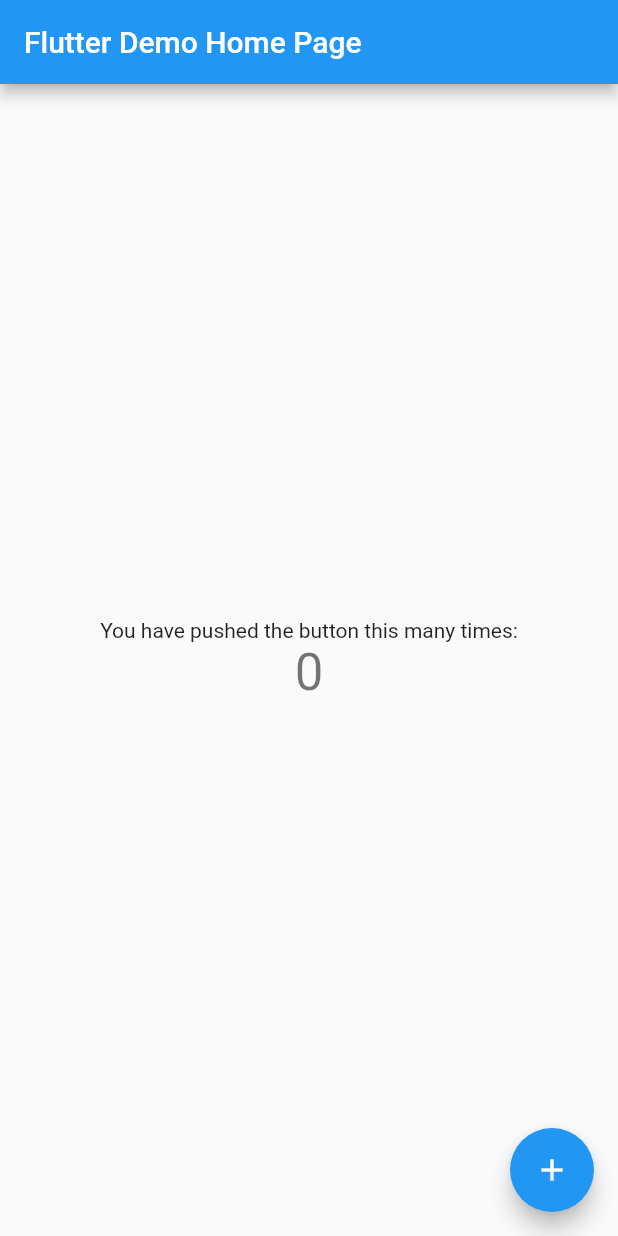
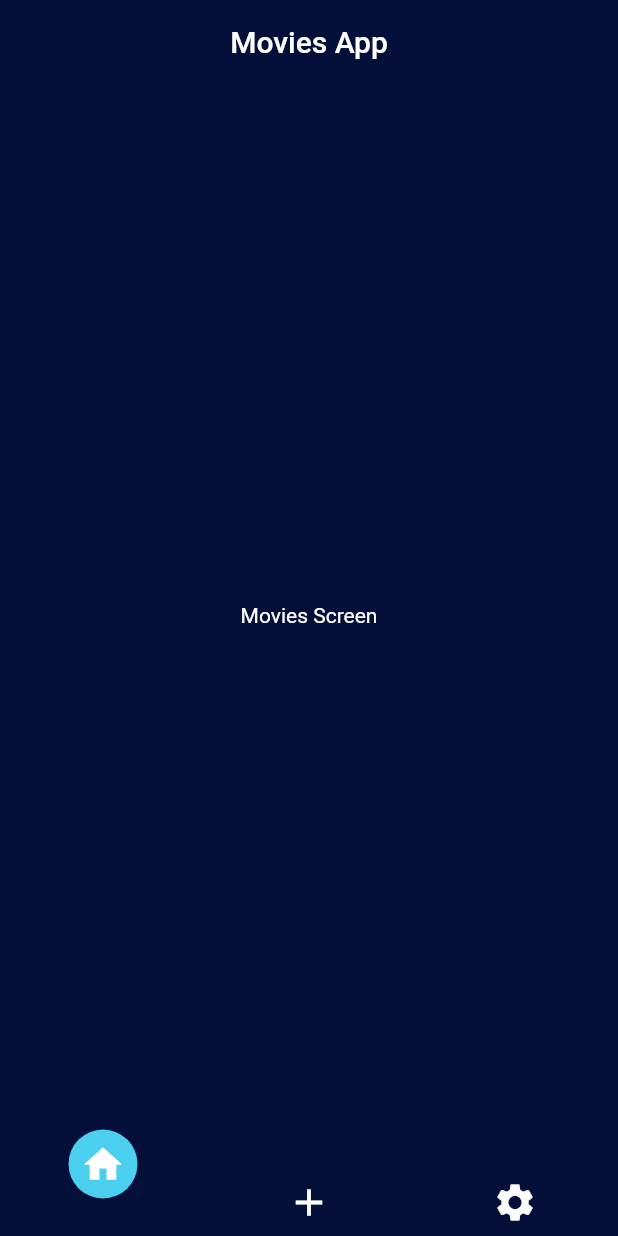
Before and after one commit to Endeavor36/movies_app, a Flutter app: the screen it shows after launch, on a phone screen of 412 x 824 dp. Run offline on Flutter 3.47's test engine with Material 2 defaults, Android fonts, the phone set to English and light mode, and no system bars; drawn by our look-alikes of curved_navigation_bar.

Commit message:
add bottom navigation bar

```diff
--- a/lib/main.dart
+++ b/lib/main.dart
@@ -1,115 +1,71 @@
+import 'package:curved_navigation_bar/curved_navigation_bar.dart';
 import 'package:flutter/material.dart';
 
-void main() {
-  runApp(const MyApp());
+import './screens/insert_screen.dart';
+import './screens/movies_screen.dart';
+import './screens/settings_screen.dart';
+
+void main() => runApp(MyApp());
+
+class MyApp extends StatefulWidget {
+  @override
+  State<MyApp> createState() => _MyAppState();
 }
 
-class MyApp extends StatelessWidget {
-  const MyApp({Key? key}) : super(key: key);
+class _MyAppState extends State<MyApp> {
+  int index = 0;
 
-  // This widget is the root of your application.
+  final screens = [
+    MoviesScreen(),
+    InsertScreen(),
+    SettingsScreen(),
+  ];
+
   @override
   Widget build(BuildContext context) {
+    final items = [
+      const Icon(
+        Icons.home,
+        size: 30,
+      ),
+      const Icon(
+        Icons.add,
+        size: 30,
+      ),
+      const Icon(
+        Icons.settings,
+        size: 30,
+      ),
+    ];
+
     return MaterialApp(
-      title: 'Flutter Demo',
-      theme: ThemeData(
-        // This is the theme of your application.
-        //
-        // Try running your application with "flutter run". You'll see the
-        // application has a blue toolbar. Then, without quitting the app, try
-        // changing the primarySwatch below to Colors.green and then invoke
-        // "hot reload" (press "r" in the console where you ran "flutter run",
-        // or simply save your changes to "hot reload" in a Flutter IDE).
-        // Notice that the counter didn't reset back to zero; the application
-        // is not restarted.
-        primarySwatch: Colors.blue,
+      title: 'Movies App',
+      home: Scaffold(
+        appBar: AppBar(
+          title: const Text('Movies App'),
+          centerTitle: true,
+          elevation: 0,
+          backgroundColor: const Color(0xFF05103A),
+        ),
+        body: screens[index],
+        backgroundColor: const Color(0xFF05103A),
+        bottomNavigationBar: Theme(
+          data: Theme.of(context).copyWith(
+            iconTheme: const IconThemeData(color: Colors.white),
+          ),
+          child: CurvedNavigationBar(
+            index: index,
+            items: items,
+            color: const Color(0xFF05103A),
+            buttonBackgroundColor: const Color(0xFF4ACFEF),
+            backgroundColor: Colors.transparent,
+            animationCurve: Curves.easeInOut,
+            animationDuration: const Duration(milliseconds: 400),
+            onTap: (index) => setState(() => this.index = index),
+            height: 60,
+          ),
+        ),
       ),
-      home: const MyHomePage(title: 'Flutter Demo Home Page'),
     );
   }
 }
-
-class MyHomePage extends StatefulWidget {
-  const MyHomePage({Key? key, required this.title}) : super(key: key);
-
-  // This widget is the home page of your application. It is stateful, meaning
-  // that it has a State object (defined below) that contains fields that affect
-  // how it looks.
-
-  // This class is the configuration for the state. It holds the values (in this
-  // case the title) provided by the parent (in this case the App widget) and
-  // used by the build method of the State. Fields in a Widget subclass are
-  // always marked "final".
-
-  final String title;
-
-  @override
-  State<MyHomePage> createState() => _MyHomePageState();
-}
-
-class _MyHomePageState extends State<MyHomePage> {
-  int _counter = 0;
-
-  void _incrementCounter() {
-    setState(() {
-      // This call to setState tells the Flutter framework that something has
-      // changed in this State, which causes it to rerun the build method below
-      // so that the display can reflect the updated values. If we changed
-      // _counter without calling setState(), then the build method would not be
-      // called again, and so nothing would appear to happen.
-      _counter++;
-    });
-  }
-
-  @override
-  Widget build(BuildContext context) {
-    // This method is rerun every time setState is called, for instance as done
-    // by the _incrementCounter method above.
-    //
-    // The Flutter framework has been optimized to make rerunning build methods
-    // fast, so that you can just rebuild anything that needs updating rather
-    // than having to individually change instances of widgets.
-    return Scaffold(
-      appBar: AppBar(
-        // Here we take the value from the MyHomePage object that was created by
-        // the App.build method, and use it to set our appbar title.
-        title: Text(widget.title),
-      ),
-      body: Center(
-        // Center is a layout widget. It takes a single child and positions it
-        // in the middle of the parent.
-        child: Column(
-          // Column is also a layout widget. It takes a list of children and
-          // arranges them vertically. By default, it sizes itself to fit its
-          // children horizontally, and tries to be as tall as its parent.
-          //
-          // Invoke "debug painting" (press "p" in the console, choose the
-          // "Toggle Debug Paint" action from the Flutter Inspector in Android
-          // Studio, or the "Toggle Debug Paint" command in Visual Studio Code)
-          // to see the wireframe for each widget.
-          //
-          // Column has various properties to control how it sizes itself and
-          // how it positions its children. Here we use mainAxisAlignment to
-          // center the children vertically; the main axis here is the vertical
-          // axis because Columns are vertical (the cross axis would be
-          // horizontal).
-          mainAxisAlignment: MainAxisAlignment.center,
-          children: <Widget>[
-            const Text(
-              'You have pushed the button this many times:',
-            ),
-            Text(
-              '$_counter',
-              style: Theme.of(context).textTheme.headline4,
-            ),
-          ],
-        ),
-      ),
-      floatingActionButton: FloatingActionButton(
-        onPressed: _incrementCounter,
-        tooltip: 'Increment',
-        child: const Icon(Icons.add),
-      ), // This trailing comma makes auto-formatting nicer for build methods.
-    );
-  }
-}
--- /dev/null
+++ b/lib/models/movies.dart
@@ -0,0 +1,15 @@
+class Movies {
+  final String id;
+  final String title;
+  final String director;
+  final String image;
+  final String type;
+
+  Movies({
+    required this.id,
+    required this.title,
+    required this.director,
+    required this.image,
+    required this.type,
+  });
+}
--- /dev/null
+++ b/lib/screens/insert_screen.dart
@@ -0,0 +1,18 @@
+import 'package:flutter/material.dart';
+
+class InsertScreen extends StatelessWidget {
+  const InsertScreen({Key? key}) : super(key: key);
+
+  @override
+  Widget build(BuildContext context) {
+    return const Scaffold(
+      body: Center(
+        child: Text(
+          'Insert Screen',
+          style: TextStyle(color: Colors.white),
+        ),
+      ),
+      backgroundColor: Color(0xFF05103A),
+    );
+  }
+}
--- /dev/null
+++ b/lib/screens/movies_screen.dart
@@ -0,0 +1,18 @@
+import 'package:flutter/material.dart';
+
+class MoviesScreen extends StatelessWidget {
+  const MoviesScreen({Key? key}) : super(key: key);
+
+  @override
+  Widget build(BuildContext context) {
+    return const Scaffold(
+      body: Center(
+        child: Text(
+          'Movies Screen',
+          style: TextStyle(color: Colors.white),
+        ),
+      ),
+      backgroundColor: Color(0xFF05103A),
+    );
+  }
+}
--- /dev/null
+++ b/lib/screens/settings_screen.dart
@@ -0,0 +1,18 @@
+import 'package:flutter/material.dart';
+
+class SettingsScreen extends StatelessWidget {
+  const SettingsScreen({Key? key}) : super(key: key);
+
+  @override
+  Widget build(BuildContext context) {
+    return const Scaffold(
+      body: Center(
+        child: Text(
+          'Settings Screen',
+          style: TextStyle(color: Colors.white),
+        ),
+      ),
+      backgroundColor: Color(0xFF05103A),
+    );
+  }
+}
--- a/pubspec.yaml
+++ b/pubspec.yaml
@@ -29,6 +29,8 @@ environment:
 dependencies:
   flutter:
     sdk: flutter
+
+  curved_navigation_bar: ^1.0.1
 
 
   # The following adds the Cupertino Icons font to your application.
```
Also changed, not shown: pubspec.lock, 4 other files.
